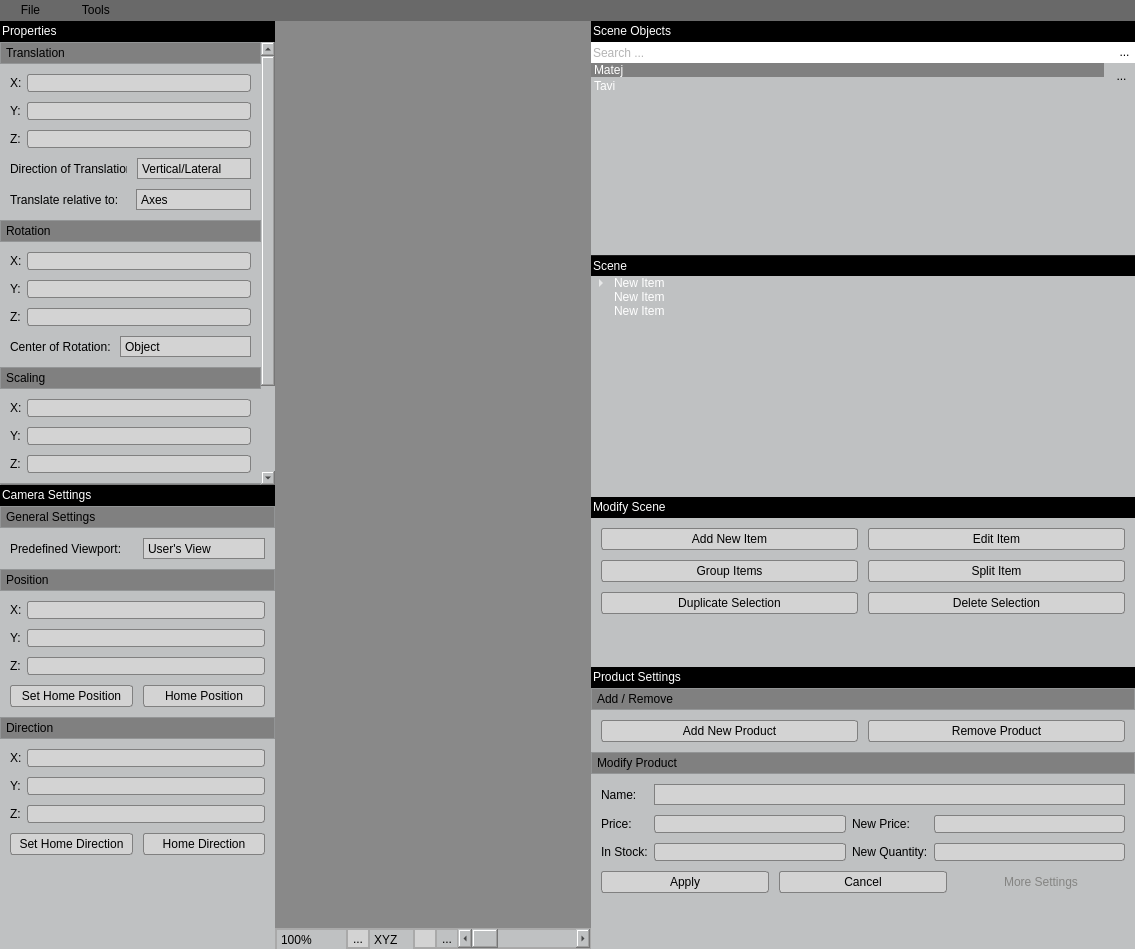
Before: the Qt Designer form Dev/OSG/Src/SceneEditor/libSceneEditor/VRShopBuilder_GUI.ui in octaviansoldea/VRShop, drawn with Qt 5.
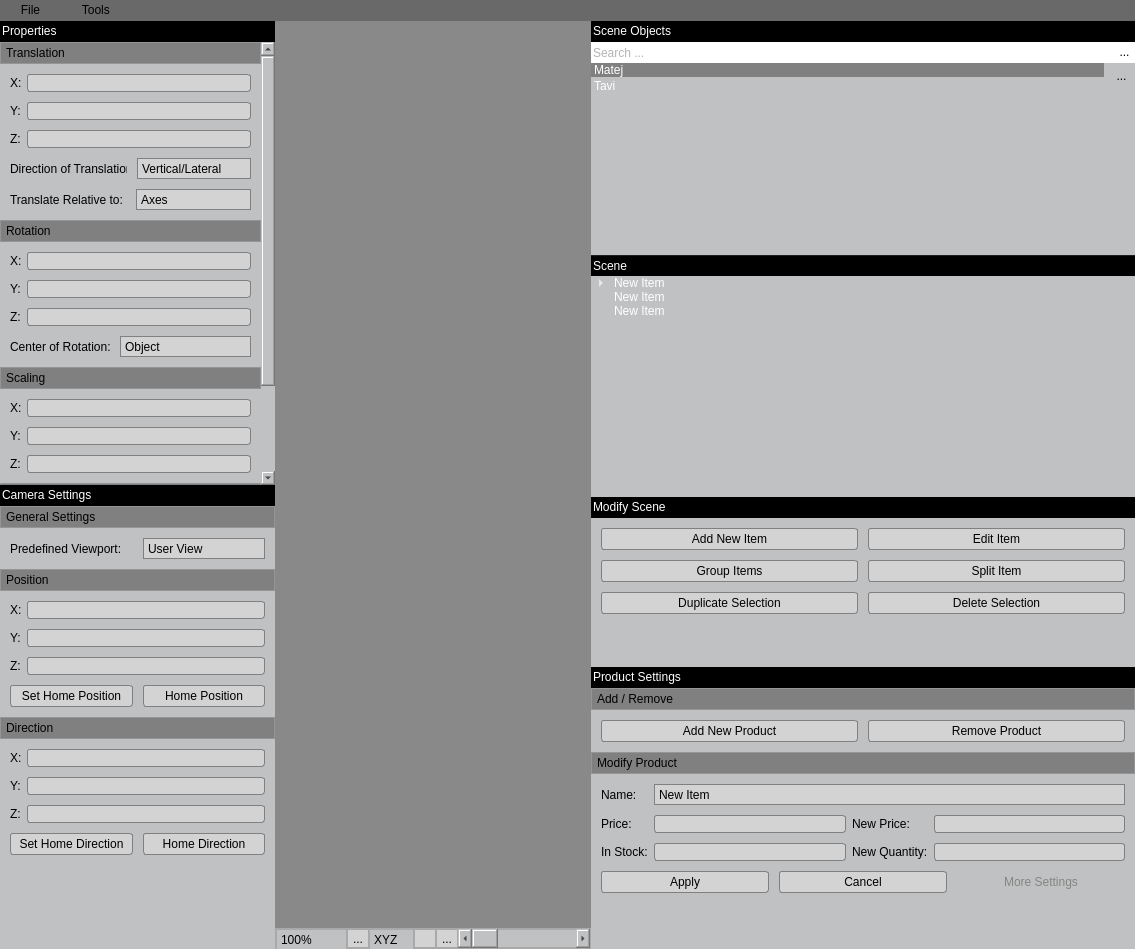
After: the same form once the commit is applied. Icons and pictures are not drawn. Custom widgets are drawn as their Qt base class.

The edit to the form file:
```diff
--- a/Dev/OSG/Src/SceneEditor/libSceneEditor/VRShopBuilder_GUI.ui
+++ b/Dev/OSG/Src/SceneEditor/libSceneEditor/VRShopBuilder_GUI.ui
@@ -343,8 +343,8 @@
             <property name="geometry">
              <rect>
               <x>0</x>
-              <y>0</y>
-              <width>258</width>
+              <y>-101</y>
+              <width>261</width>
               <height>563</height>
              </rect>
             </property>
@@ -627,7 +627,7 @@
                      </size>
                     </property>
                     <property name="text">
-                     <string>Translate relative to:</string>
+                     <string>Translate Relative to:</string>
                     </property>
                     <property name="buddy">
                      <cstring>m_pTranslationWidget</cstring>
@@ -1635,7 +1635,7 @@
                          </property>
                          <item>
                           <property name="text">
-                           <string>User's View</string>
+                           <string>User View</string>
                           </property>
                          </item>
                          <item>
@@ -2527,7 +2527,7 @@
               <bool>true</bool>
              </property>
              <property name="checked">
-              <bool>true</bool>
+              <bool>false</bool>
              </property>
             </widget>
            </item>
@@ -3614,7 +3614,7 @@
              <rect>
               <x>0</x>
               <y>0</y>
-              <width>483</width>
+              <width>547</width>
               <height>264</height>
              </rect>
             </property>
@@ -3922,7 +3922,21 @@
                  </widget>
                 </item>
                 <item row="0" column="1" colspan="3">
-                 <widget class="QComboBox" name="m_p_ComboBox_ProductSettings_ProductName"/>
+                 <widget class="QComboBox" name="m_p_ComboBox_ProductSettings_ProductName">
+                  <property name="currentText">
+                   <string>New Item</string>
+                  </property>
+                  <item>
+                   <property name="text">
+                    <string>New Item</string>
+                   </property>
+                  </item>
+                  <item>
+                   <property name="text">
+                    <string>New Item1</string>
+                   </property>
+                  </item>
+                 </widget>
                 </item>
                 <item row="1" column="1">
                  <widget class="QLineEdit" name="m_p_LineEdit_ProductSettings_Price">
```
Left out of the diff: 75 changed lines with no effect on the pictures.
